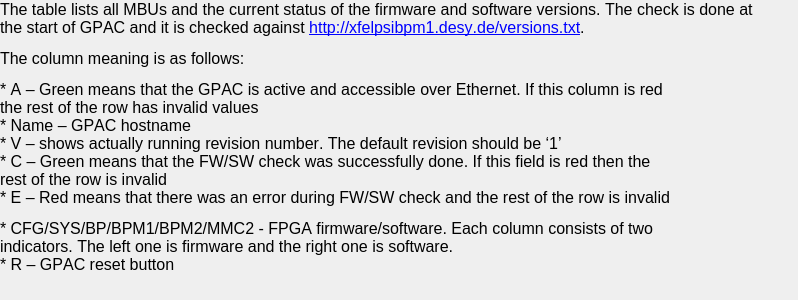
This is App/config/qt/XFEL_FW_SW_HELP.ui in paulscherrerinstitute/exfel_epics_panels as Qt 5 draws it before an edit. The edited form follows.
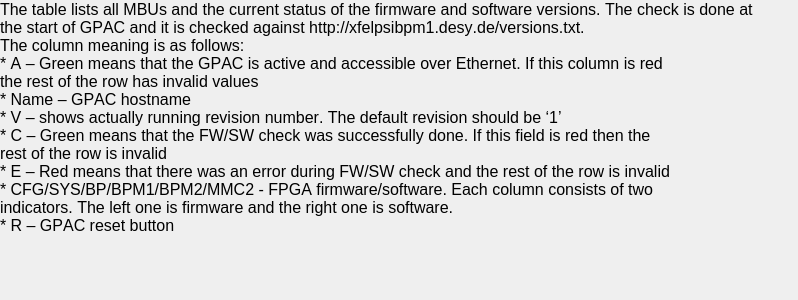
This is the edited form. Custom widgets are drawn as their Qt base class.

Commit message: FW/SW version help

```diff
--- a/App/config/qt/XFEL_FW_SW_HELP.ui
+++ b/App/config/qt/XFEL_FW_SW_HELP.ui
@@ -70,10 +70,21 @@
     </font>
    </property>
    <property name="text">
-    <string>&lt;html&gt;&lt;head/&gt;&lt;body&gt;&lt;p&gt;The table lists all MBUs and the current status of the firmware and software versions. The check is done at the start of GPAC and it is checked against &lt;a href=&quot;http://xfelpsibpm1.desy.de/versions.txt&quot;&gt;&lt;span style=&quot; text-decoration: underline; color:#0000ff;&quot;&gt;http://xfelpsibpm1.desy.de/versions.txt&lt;/span&gt;&lt;/a&gt;.&lt;/p&gt;&lt;p&gt;The column meaning is as follows:&lt;/p&gt;&lt;p&gt;* A – Green means that the GPAC is active and accessible over Ethernet. If this column is red&lt;br/&gt;the rest of the row has invalid values&lt;br/&gt;* Name – GPAC hostname&lt;br/&gt;* V – shows actually running revision number. The default revision should be ‘1’&lt;br/&gt;* C – Green means that the FW/SW check was successfully done. If this field is red then the&lt;br/&gt;rest of the row is invalid&lt;br/&gt;* E – Red means that there was an error during FW/SW check and the rest of the row is invalid&lt;/p&gt;&lt;p&gt;* CFG/SYS/BP/BPM1/BPM2/MMC2 - FPGA firmware/software. Each column consists of two&lt;br/&gt;indicators. The left one is firmware and the right one is software.&lt;br/&gt;* R – GPAC reset button &lt;/p&gt;&lt;/body&gt;&lt;/html&gt;</string>
+    <string>The table lists all MBUs and the current status of the firmware and software versions. The check is done at the start of GPAC and it is checked against http://xfelpsibpm1.desy.de/versions.txt.
+The column meaning is as follows:
+* A – Green means that the GPAC is active and accessible over Ethernet. If this column is red
+the rest of the row has invalid values
+* Name – GPAC hostname
+* V – shows actually running revision number. The default revision should be ‘1’
+* C – Green means that the FW/SW check was successfully done. If this field is red then the
+rest of the row is invalid
+* E – Red means that there was an error during FW/SW check and the rest of the row is invalid
+* CFG/SYS/BP/BPM1/BPM2/MMC2 - FPGA firmware/software. Each column consists of two
+indicators. The left one is firmware and the right one is software.
+* R – GPAC reset button </string>
    </property>
    <property name="textFormat">
-    <enum>Qt::RichText</enum>
+    <enum>Qt::PlainText</enum>
    </property>
    <property name="scaledContents">
     <bool>true</bool>
```
Left out of the diff: 2 changed lines with no effect on the pictures.
